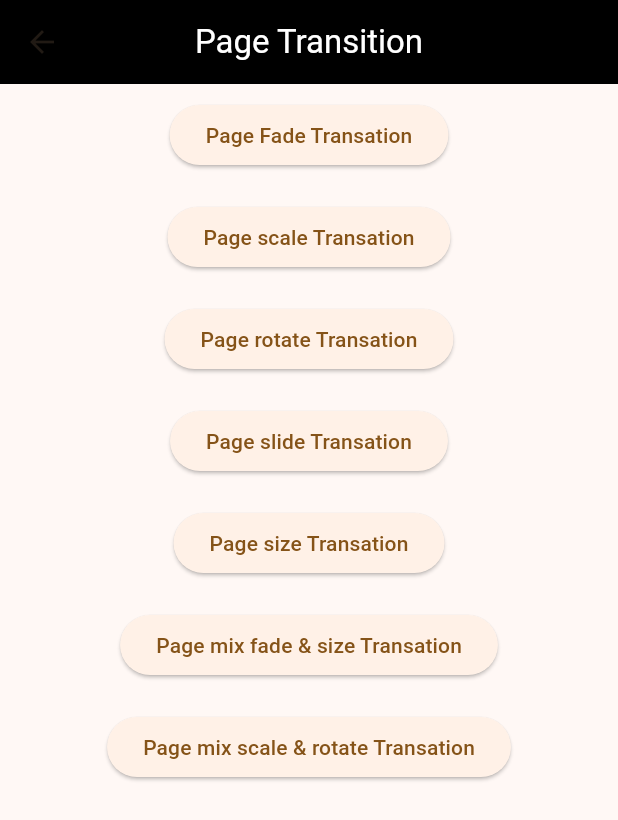
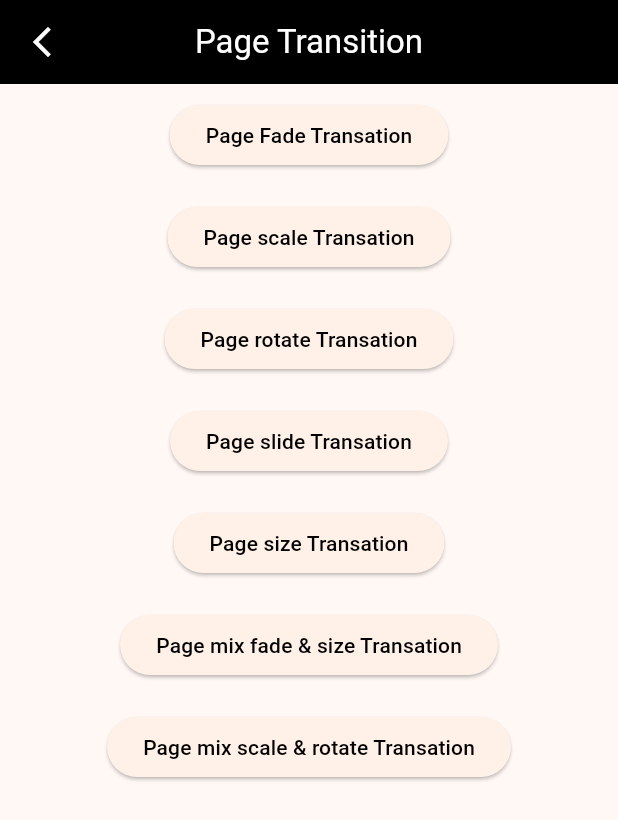
Before and after one commit to aliNassef/animation_app, a Flutter app: the PageTransitionAnimation screen opened directly, on a phone screen of 412 x 824 dp. Shown: the top 820 px of the screen. Run offline on Flutter 3.47's test engine with Material 3 defaults, Android fonts, the light colour scheme and no system bars; our stand-ins replace lottie.

Commit message:
Enhance UI and UX with styling improvements and navigation updates

```diff
--- a/lib/components/custom_app_bar.dart
+++ b/lib/components/custom_app_bar.dart
@@ -12,6 +12,15 @@ class CustomAppBar extends StatelessWidget implements PreferredSizeWidget {
   @override
   Widget build(BuildContext context) {
     return AppBar(
+      leading: IconButton(
+        onPressed: () {
+          Navigator.pop(context);
+        },
+        icon: Icon(
+          Icons.arrow_back_ios_new,
+          color: Colors.white,
+        ),
+      ),
       backgroundColor: background,
       centerTitle: true,
       title: Text(
--- a/lib/pages/page_transition_animation.dart
+++ b/lib/pages/page_transition_animation.dart
@@ -17,6 +17,7 @@ class PageTransitionAnimation extends StatelessWidget {
   Widget build(BuildContext context) {
     return Scaffold(
       appBar: CustomAppBar(
+
         title: 'Page Transition',
         titleColor: Colors.white,
         background: Colors.black,
@@ -44,7 +45,12 @@ class PageTransitionAnimation extends StatelessWidget {
                             ),
                           );
                         },
-                        child: Text('Page Fade Transation'),
+                        child: Text(
+                          'Page Fade Transation',
+                          style: TextStyle(
+                            color: Colors.black,
+                          ),
+                        ),
                       ),
                     ],
                   ),
@@ -65,7 +71,12 @@ class PageTransitionAnimation extends StatelessWidget {
                             ),
                           );
                         },
-                        child: Text('Page scale Transation'),
+                        child: Text(
+                          'Page scale Transation',
+                          style: TextStyle(
+                            color: Colors.black,
+                          ),
+                        ),
                       ),
                     ],
                   ),
@@ -86,7 +97,12 @@ class PageTransitionAnimation extends StatelessWidget {
                             ),
                           );
                         },
-                        child: Text('Page rotate Transation'),
+                        child: Text(
+                          'Page rotate Transation',
+                          style: TextStyle(
+                            color: Colors.black,
+                          ),
+                        ),
                       ),
                     ],
                   ),
@@ -107,7 +123,12 @@ class PageTransitionAnimation extends StatelessWidget {
                             ),
                           );
                         },
-                        child: Text('Page slide Transation'),
+                        child: Text(
+                          'Page slide Transation',
+                          style: TextStyle(
+                            color: Colors.black,
+                          ),
+                        ),
                       ),
                     ],
                   ),
@@ -128,7 +149,12 @@ class PageTransitionAnimation extends StatelessWidget {
                             ),
                           );
                         },
-                        child: Text('Page size Transation'),
+                        child: Text(
+                          'Page size Transation',
+                          style: TextStyle(
+                            color: Colors.black,
+                          ),
+                        ),
                       ),
                     ],
                   ),
@@ -149,7 +175,12 @@ class PageTransitionAnimation extends StatelessWidget {
                             ),
                           );
                         },
-                        child: Text('Page mix fade & size Transation'),
+                        child: Text(
+                          'Page mix fade & size Transation',
+                          style: TextStyle(
+                            color: Colors.black,
+                          ),
+                        ),
                       ),
                     ],
                   ),
@@ -170,7 +201,12 @@ class PageTransitionAnimation extends StatelessWidget {
                             ),
                           );
                         },
-                        child: Text('Page mix scale & rotate Transation'),
+                        child: Text(
+                          'Page mix scale & rotate Transation',
+                          style: TextStyle(
+                            color: Colors.black,
+                          ),
+                        ),
                       ),
                     ],
                   ),
--- a/lib/widgets/animation_item.dart
+++ b/lib/widgets/animation_item.dart
@@ -20,14 +20,17 @@ class AnimationItemWidget extends StatelessWidget {
         );
       },
       child: Container(
-        color: color ?? Colors.blue,
+        decoration: BoxDecoration(
+          borderRadius: BorderRadius.circular(12),
+          color: color ?? Colors.blue,
+        ),
         padding: EdgeInsets.symmetric(
           vertical: 10,
         ),
         child: Text(
           title,
           style: TextStyle(
-            color: Colors.white,
+            color: Colors.black,
           ),
           textAlign: TextAlign.center,
         ),
```
Also changed, not shown: 1 other file.
